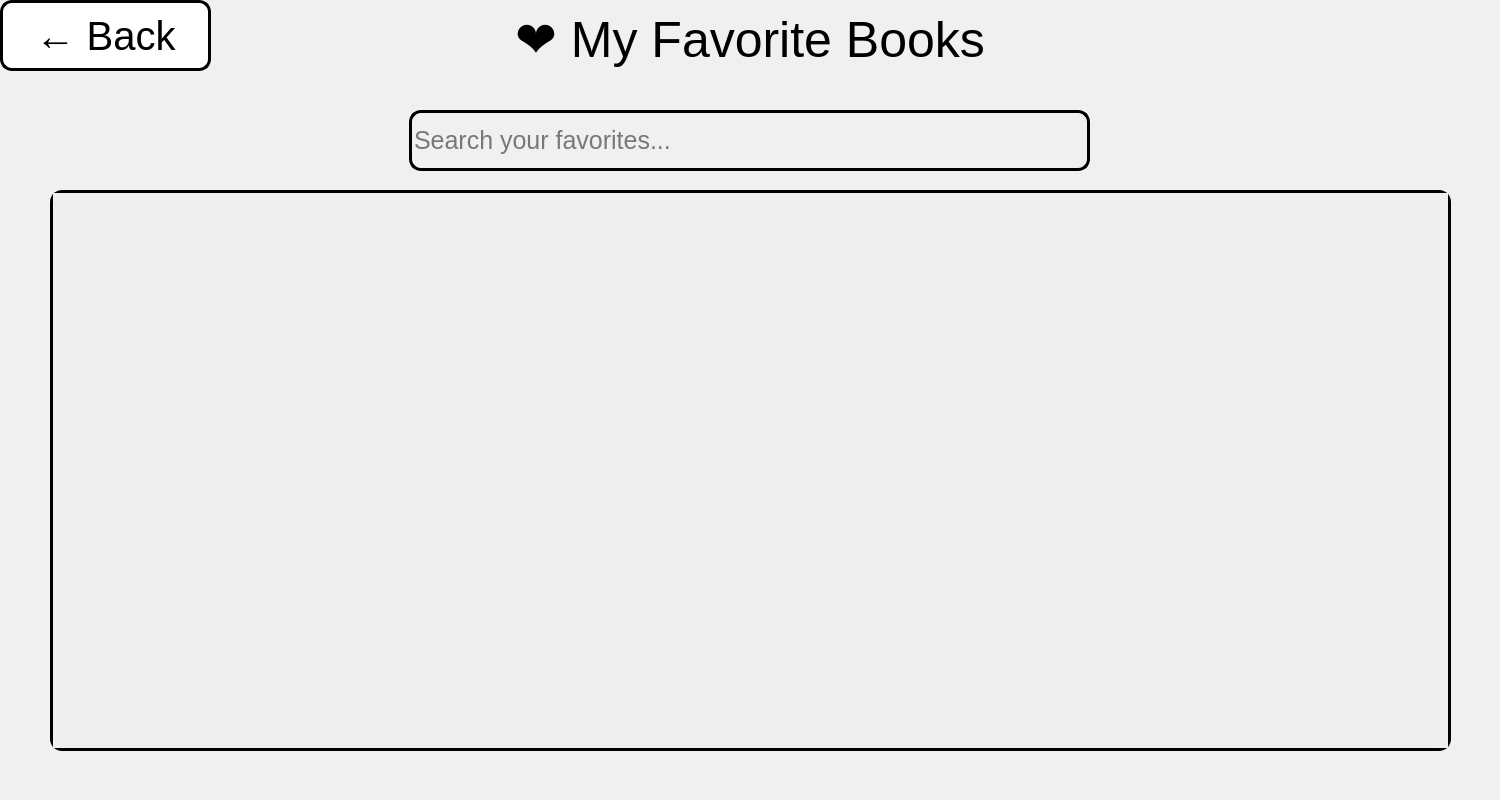
The window that BookClubProject/Users/favoritebookswindow.ui (mohammadshirizadeh-sudo/book-club) describes before a commit, drawn with Qt 5.
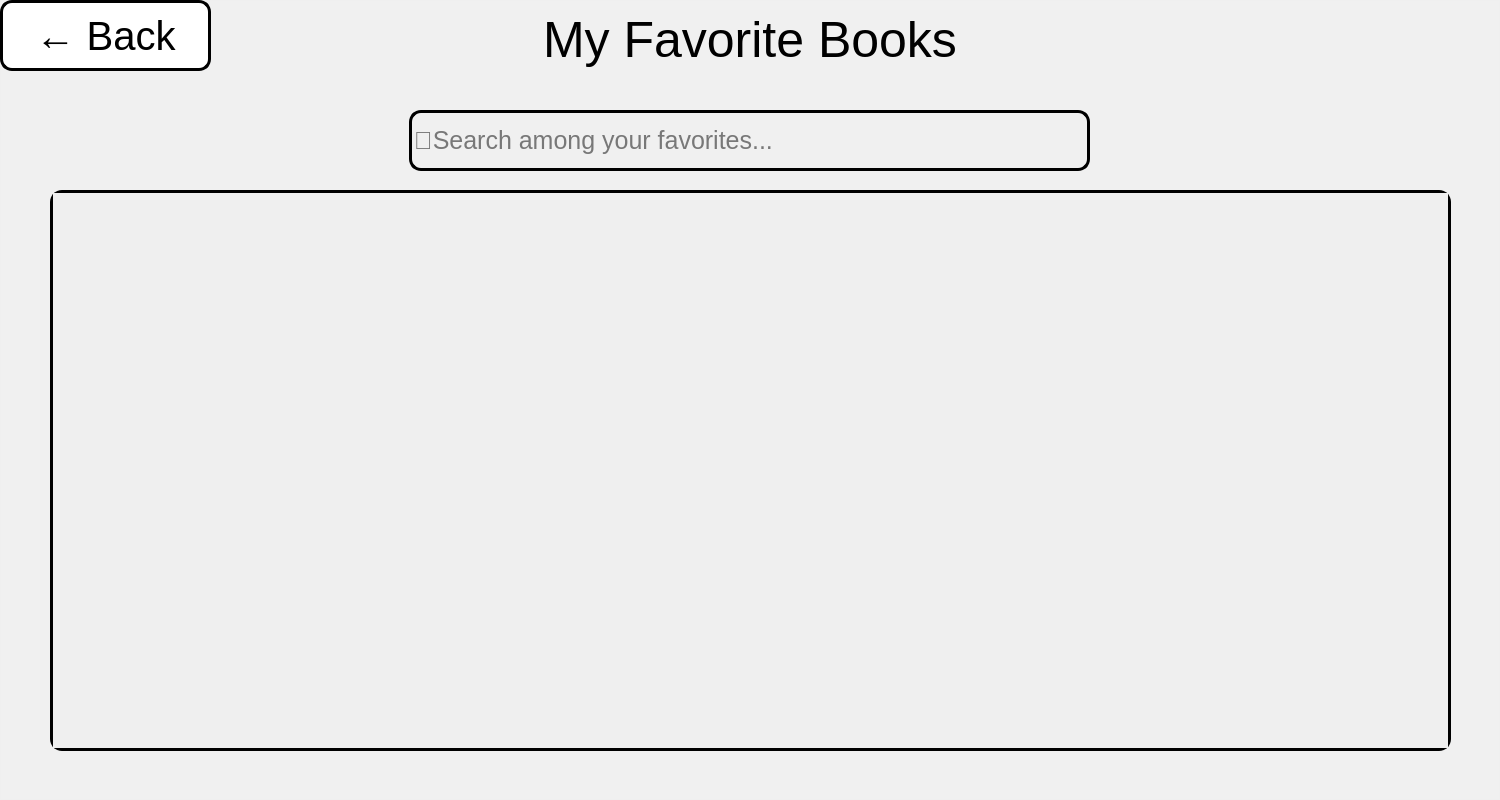
The same window after the commit. Icons and pictures are not drawn.

Patch:
```diff
--- a/BookClubProject/Users/favoritebookswindow.ui
+++ b/BookClubProject/Users/favoritebookswindow.ui
@@ -68,7 +68,7 @@
 }</string>
      </property>
      <property name="text">
-      <string>❤️ My Favorite Books</string>
+      <string>My Favorite Books</string>
      </property>
      <property name="alignment">
       <set>Qt::AlignmentFlag::AlignCenter</set>
@@ -94,7 +94,7 @@
 }</string>
      </property>
      <property name="placeholderText">
-      <string>Search your favorites...</string>
+      <string>🔎Search among your favorites...</string>
      </property>
     </widget>
     <widget class="QScrollArea" name="favoritesScrollArea">
```
